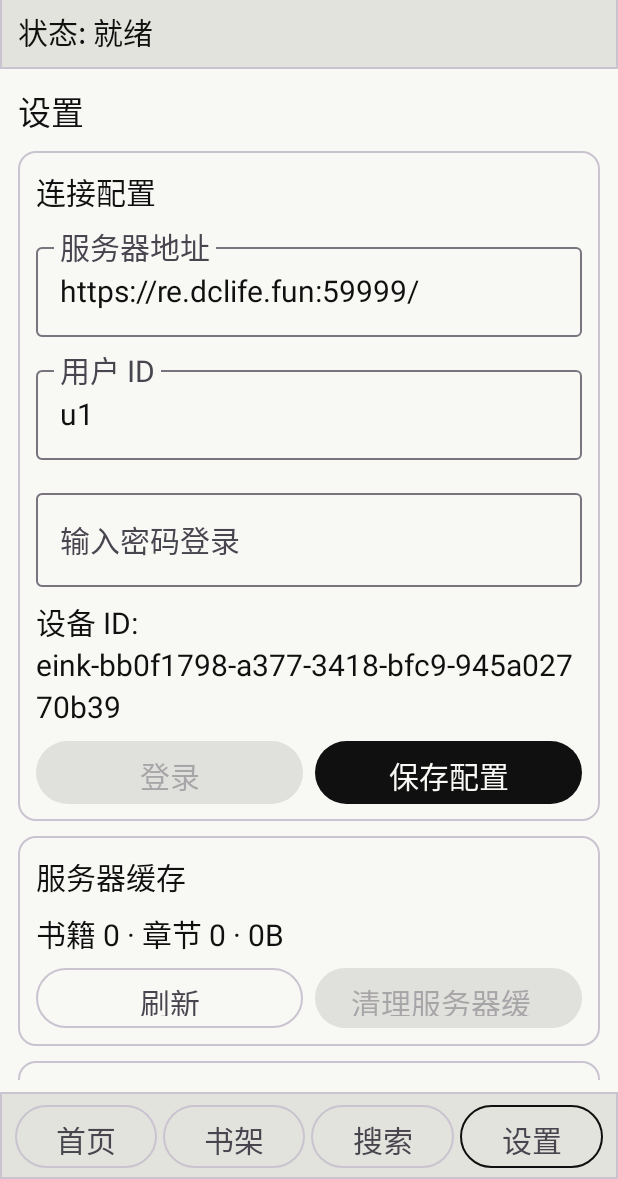
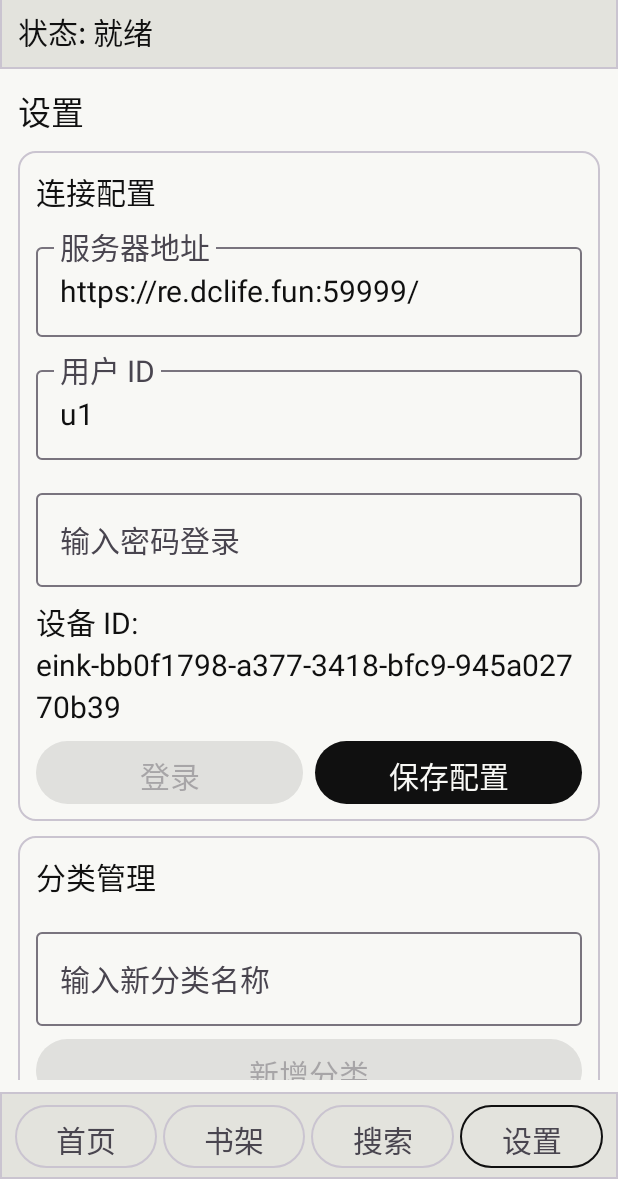
Before and after one commit to jibwf/EasyReader, an Android app built with Jetpack Compose: the screen it shows after launch (MainActivity), on a phone screen of 412 x 824 dp, the part 57-1236 px from its top. Run offline under Robolectric (Android 15) with nearby library versions, the light colour scheme and no system bars.

Commit message:
feat: add category management to e-ink client settings
- Add create/toggle hidden/delete category APIs
- Add category management UI in settings
- Filter hidden categories in bookshelf
- Show all non-hidden categories

```diff
--- a/e-link-client/app/src/main/java/com/easyreader/elinkclient/data/network/EasyReaderApi.kt
+++ b/e-link-client/app/src/main/java/com/easyreader/elinkclient/data/network/EasyReaderApi.kt
@@ -2,7 +2,10 @@ package com.easyreader.elinkclient.data.network
 
 import com.easyreader.elinkclient.data.model.BookItem
 import com.easyreader.elinkclient.data.model.BookCategoryAssignRequest
+import com.easyreader.elinkclient.data.model.BookCategoryCreateRequest
+import com.easyreader.elinkclient.data.model.BookCategoryHiddenRequest
 import com.easyreader.elinkclient.data.model.BookCategoryItem
+import com.easyreader.elinkclient.data.model.BookCategoryRenameRequest
 import com.easyreader.elinkclient.data.model.BookCreateRequest
 import com.easyreader.elinkclient.data.model.CacheClearRequest
 import com.easyreader.elinkclient.data.model.CacheClearResponse
@@ -21,6 +24,7 @@ import com.easyreader.elinkclient.data.model.SyncPullResponse
 import com.easyreader.elinkclient.data.model.VerifyResponse
 import okhttp3.ResponseBody
 import retrofit2.http.Body
+import retrofit2.http.DELETE
 import retrofit2.http.GET
 import retrofit2.http.POST
 import retrofit2.http.PUT
@@ -45,6 +49,28 @@ interface EasyReaderApi {
 
     @GET("api/books/categories")
     suspend fun getBookCategories(): List<BookCategoryItem>
+
+    @POST("api/books/categories")
+    suspend fun createBookCategory(
+        @Body payload: BookCategoryCreateRequest,
+    ): BookCategoryItem
+
+    @PUT("api/books/categories/{category_name}/hidden")
+    suspend fun toggleCategoryHidden(
+        @Path("category_name") categoryName: String,
+        @Body payload: BookCategoryHiddenRequest,
+    ): Map<String, Any>
+
+    @PUT("api/books/categories/{category_name}/rename")
+    suspend fun renameBookCategory(
+        @Path("category_name") categoryName: String,
+        @Body payload: BookCategoryRenameRequest,
+    ): Map<String, String>
+
+    @DELETE("api/books/categories/{category_name}")
+    suspend fun deleteBookCategory(
+        @Path("category_name") categoryName: String,
+    ): Map<String, Any>
 
     @PUT("api/books/{book_id}/category")
     suspend fun setBookCategory(
--- a/e-link-client/app/src/main/java/com/easyreader/elinkclient/ui/EinkUiState.kt
+++ b/e-link-client/app/src/main/java/com/easyreader/elinkclient/ui/EinkUiState.kt
@@ -167,4 +167,5 @@ data class EinkUiState(
     val refreshSignal: Long = 0L,
     val authToken: String = "",
     val authMessage: String = "",
+    val categoryMessage: String = "",
 )
--- a/e-link-client/app/src/main/java/com/easyreader/elinkclient/ui/MainScreen.kt
+++ b/e-link-client/app/src/main/java/com/easyreader/elinkclient/ui/MainScreen.kt
@@ -344,6 +344,9 @@ fun MainScreen(viewModel: EinkViewModel) {
                             onClearError = viewModel::clearError,
                             onLogin = viewModel::loginWithPassword,
                             onLogout = viewModel::logout,
+                            onCreateCategory = viewModel::createCategory,
+                            onToggleCategoryHidden = viewModel::toggleCategoryHidden,
+                            onDeleteCategory = viewModel::deleteCategory,
                         )
                     }
                 }
--- a/e-link-client/app/src/main/java/com/easyreader/elinkclient/ui/components/BookshelfPane.kt
+++ b/e-link-client/app/src/main/java/com/easyreader/elinkclient/ui/components/BookshelfPane.kt
@@ -47,7 +47,7 @@ fun BookshelfPane(
     var selectedServerBook by remember { mutableStateOf<BookItem?>(null) }
 
     val categoryItems = remember(state.bookCategories) {
-        listOf("all") + state.bookCategories.map { it.name }
+        listOf("all") + state.bookCategories.filter { !it.hidden }.map { it.name }
     }
     val visibleServerBooks = remember(state.serverBooks, state.selectedCategory) {
         if (state.selectedCategory == "all") {
--- a/e-link-client/app/src/main/java/com/easyreader/elinkclient/ui/components/SettingsPane.kt
+++ b/e-link-client/app/src/main/java/com/easyreader/elinkclient/ui/components/SettingsPane.kt
@@ -45,6 +45,9 @@ fun SettingsPane(
     onClearError: () -> Unit,
     onLogin: (String) -> Unit,
     onLogout: () -> Unit,
+    onCreateCategory: (String) -> Unit,
+    onToggleCategoryHidden: (String, Boolean) -> Unit,
+    onDeleteCategory: (String) -> Unit,
 ) {
     var editableBaseUrl by remember { mutableStateOf(state.baseUrl) }
     var editableUserId by remember { mutableStateOf(state.userId) }
@@ -177,6 +180,96 @@ fun SettingsPane(
                 }
             }
         }
+        }
+
+        item {
+            EinkCard(modifier = Modifier.fillMaxWidth()) {
+                Column(
+                    modifier = Modifier
+                        .fillMaxWidth()
+                        .padding(12.dp),
+                    verticalArrangement = Arrangement.spacedBy(8.dp),
+                ) {
+                    Text(
+                        text = "分类管理",
+                        style = MaterialTheme.typography.titleSmall,
+                    )
+
+                    var newCategoryName by remember { mutableStateOf("") }
+
+                    OutlinedTextField(
+                        value = newCategoryName,
+                        onValueChange = { newCategoryName = it },
+                        label = { Text("输入新分类名称") },
+                        singleLine = true,
+                        modifier = Modifier.fillMaxWidth(),
+                    )
+
+                    EinkButton(
+                        onClick = {
+                            if (newCategoryName.isNotBlank()) {
+                                onCreateCategory(newCategoryName)
+                                newCategoryName = ""
+                            }
+                        },
+                        enabled = newCategoryName.isNotBlank() && state.isNetworkAvailable,
+                        modifier = Modifier
+                            .fillMaxWidth()
+                            .height(42.dp),
+                    ) {
+                        Text("新增分类")
+                    }
+
+                    if (state.bookCategories.isEmpty()) {
+                        Text(
+                            text = "暂无分类",
+                            style = MaterialTheme.typography.bodySmall,
+                        )
+                    } else {
+                        state.bookCategories.forEach { category ->
+                            Row(
+                                modifier = Modifier.fillMaxWidth(),
+                                horizontalArrangement = Arrangement.SpaceBetween,
+                                verticalAlignment = androidx.compose.ui.Alignment.CenterVertically,
+                            ) {
+                                Column(modifier = Modifier.weight(1f)) {
+                                    Text(
+                                        text = "${category.name}${if (category.preset) "（预设）" else ""}",
+                                        style = MaterialTheme.typography.bodyMedium,
+                                    )
+                                    Text(
+                                        text = "${category.bookCount} 本${if (category.hidden) " · 已隐藏" else ""}",
+                                        style = MaterialTheme.typography.bodySmall,
+                                    )
+                                }
+                                Row(horizontalArrangement = Arrangement.spacedBy(4.dp)) {
+                                    OutlinedButton(
+                                        onClick = { onToggleCategoryHidden(category.name, !category.hidden) },
+                                        enabled = state.isNetworkAvailable,
+                                    ) {
+                                        Text(if (category.hidden) "显示" else "隐藏")
+                                    }
+                                    if (!category.preset) {
+                                        OutlinedButton(
+                                            onClick = { onDeleteCategory(category.name) },
+                                            enabled = state.isNetworkAvailable,
+                                        ) {
+                                            Text("删除")
+                                        }
+                                    }
+                                }
+                            }
+                        }
+                    }
+
+                    if (state.categoryMessage.isNotBlank()) {
+                        Text(
+                            text = state.categoryMessage,
+                            style = MaterialTheme.typography.bodySmall,
+                        )
+                    }
+                }
+            }
         }
 
         item {
```
Also changed, not shown: e-link-client/app/src/main/java/com/easyreader/elinkclient/data/model/ApiModels.kt (+12 -0 lines), e-link-client/app/src/main/java/com/easyreader/elinkclient/data/repository/ReaderRepository.kt (+23 -0 lines), e-link-client/app/src/main/java/com/easyreader/elinkclient/ui/EinkViewModel.kt (+61 -0 lines).
